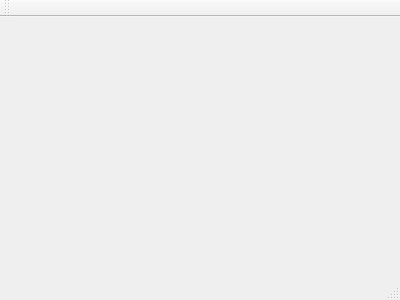
First picture: the form in item-model-1/mainwindow.ui, repository chgans/leda-playground, before the edit.
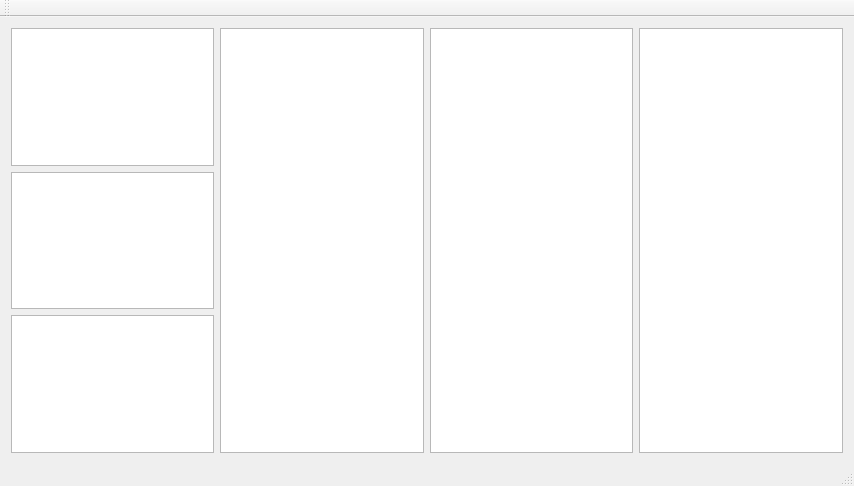
Second picture: the form after the edit.

Patch:
```diff
--- a/item-model-1/mainwindow.ui
+++ b/item-model-1/mainwindow.ui
@@ -1,24 +1,60 @@
 <ui version="4.0">
  <class>MainWindow</class>
- <widget class="QMainWindow" name="MainWindow" >
-  <property name="geometry" >
+ <widget class="QMainWindow" name="MainWindow">
+  <property name="geometry">
    <rect>
     <x>0</x>
     <y>0</y>
-    <width>400</width>
-    <height>300</height>
+    <width>854</width>
+    <height>486</height>
    </rect>
   </property>
   <property name="windowTitle" >
    <string>MainWindow</string>
   </property>
-  <widget class="QMenuBar" name="menuBar" />
-  <widget class="QToolBar" name="mainToolBar" />
-  <widget class="QWidget" name="centralWidget" />
-  <widget class="QStatusBar" name="statusBar" />
+  <widget class="QWidget" name="centralWidget">
+   <layout class="QGridLayout" name="gridLayout">
+    <item row="1" column="0">
+     <widget class="QTableView" name="pinView"/>
+    </item>
+    <item row="0" column="2" rowspan="3">
+     <widget class="QTreeView" name="treeView2"/>
+    </item>
+    <item row="0" column="0">
+     <widget class="QTableView" name="libView"/>
+    </item>
+    <item row="2" column="0">
+     <widget class="QTableView" name="paramView"/>
+    </item>
+    <item row="0" column="1" rowspan="3">
+     <widget class="QTreeView" name="treeView"/>
+    </item>
+    <item row="0" column="3" rowspan="3">
+     <widget class="QTableView" name="tableView2"/>
+    </item>
+   </layout>
+  </widget>
+  <widget class="QMenuBar" name="menuBar">
+   <property name="geometry">
+    <rect>
+     <x>0</x>
+     <y>0</y>
+     <width>854</width>
+     <height>22</height>
+    </rect>
+   </property>
+  </widget>
+  <widget class="QToolBar" name="mainToolBar">
+   <attribute name="toolBarArea">
+    <enum>TopToolBarArea</enum>
+   </attribute>
+   <attribute name="toolBarBreak">
+    <bool>false</bool>
+   </attribute>
+  </widget>
+  <widget class="QStatusBar" name="statusBar"/>
  </widget>
- <layoutDefault spacing="6" margin="11" />
- <pixmapfunction></pixmapfunction>
+ <layoutdefault spacing="6" margin="11"/>
  <resources/>
  <connections/>
 </ui>
```
Left out of the diff: 3 changed lines with no effect on the pictures.
